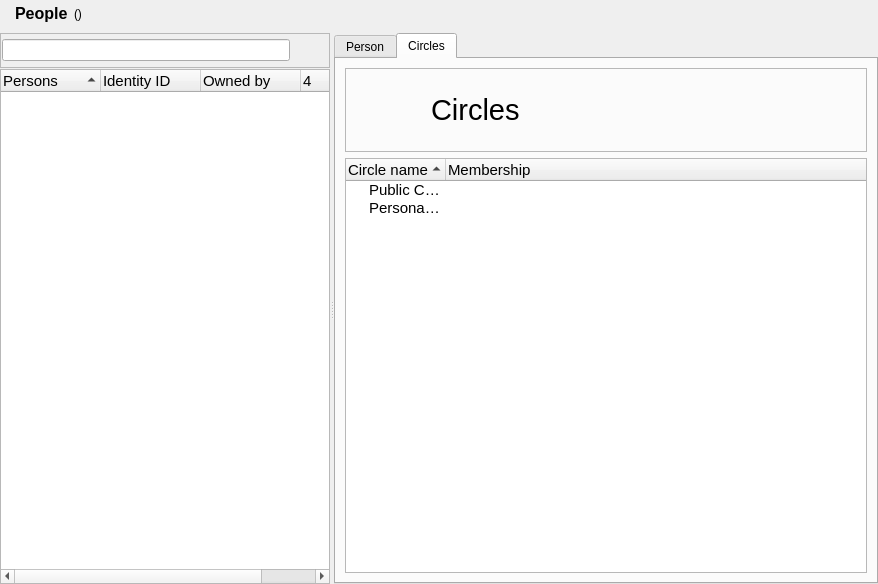
This is retroshare-gui/src/gui/Identity/IdDialog.ui in RetroShare/RetroShare as Qt 5 draws it before an edit. The edited form follows.
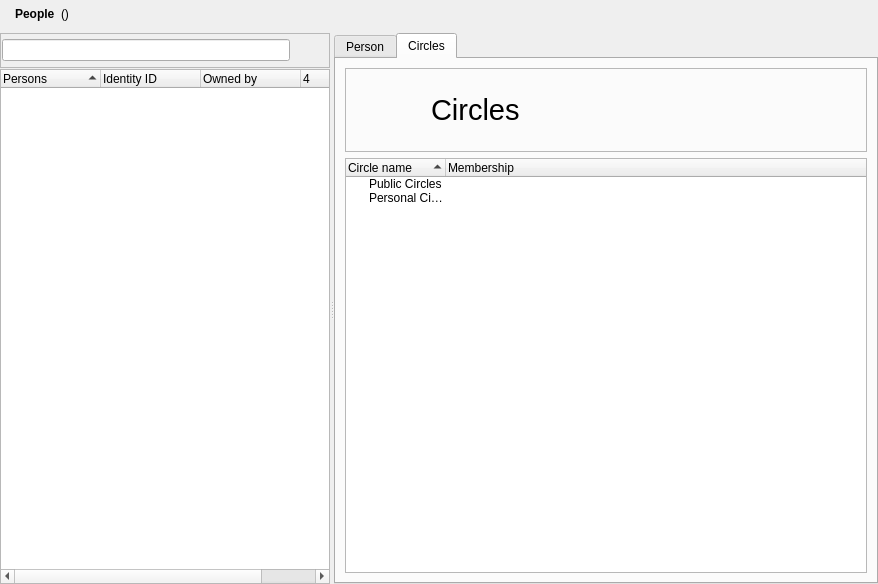
This is the edited form. The open tabs and pages were chosen to show the change. Icons and pictures are not drawn. Custom widgets are drawn as their Qt base class.

Commit message: remove font sizes from the ui files

```diff
--- a/retroshare-gui/src/gui/Identity/IdDialog.ui
+++ b/retroshare-gui/src/gui/Identity/IdDialog.ui
@@ -91,7 +91,6 @@
        <widget class="QLabel" name="titleBarLabel">
         <property name="font">
          <font>
-          <pointsize>12</pointsize>
           <weight>75</weight>
           <bold>true</bold>
          </font>
@@ -218,11 +217,6 @@
            <verstretch>0</verstretch>
           </sizepolicy>
          </property>
-         <property name="font">
-          <font>
-           <pointsize>11</pointsize>
-          </font>
-         </property>
          <property name="contextMenuPolicy">
           <enum>Qt::CustomContextMenu</enum>
          </property>
@@ -1018,11 +1012,6 @@
         </item>
         <item>
          <widget class="QTreeWidget" name="treeWidget_membership">
-          <property name="font">
-           <font>
-            <pointsize>11</pointsize>
-           </font>
-          </property>
           <property name="contextMenuPolicy">
            <enum>Qt::CustomContextMenu</enum>
           </property>
@@ -1083,7 +1072,12 @@
   <customwidget>
    <class>LineEditClear</class>
    <extends>QLineEdit</extends>
-   <header location="global">gui/common/LineEditClear.h</header>
+   <header>gui/common/LineEditClear.h</header>
+  </customwidget>
+  <customwidget>
+   <class>RSComboBox</class>
+   <extends>QComboBox</extends>
+   <header>gui/common/RSComboBox.h</header>
   </customwidget>
   <customwidget>
    <class>RSTreeWidget</class>
@@ -1094,11 +1088,7 @@
    <class>ElidedLabel</class>
    <extends>QLabel</extends>
    <header>gui/common/ElidedLabel.h</header>
-  </customwidget>
-  <customwidget>
-   <class>RSComboBox</class>
-   <extends>QComboBox</extends>
-   <header>gui/common/RSComboBox.h</header>
+   <container>1</container>
   </customwidget>
   <customwidget>
    <class>RSTextBrowser</class>
```
Left out of the diff: 4 changed lines with no effect on the pictures. The commit also changes 15 other files.
